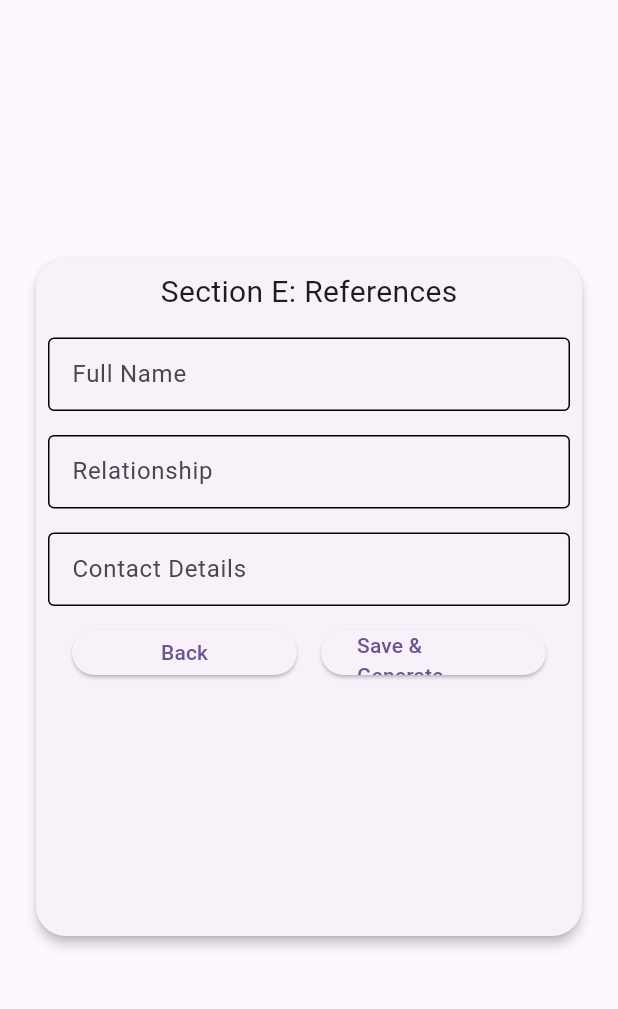
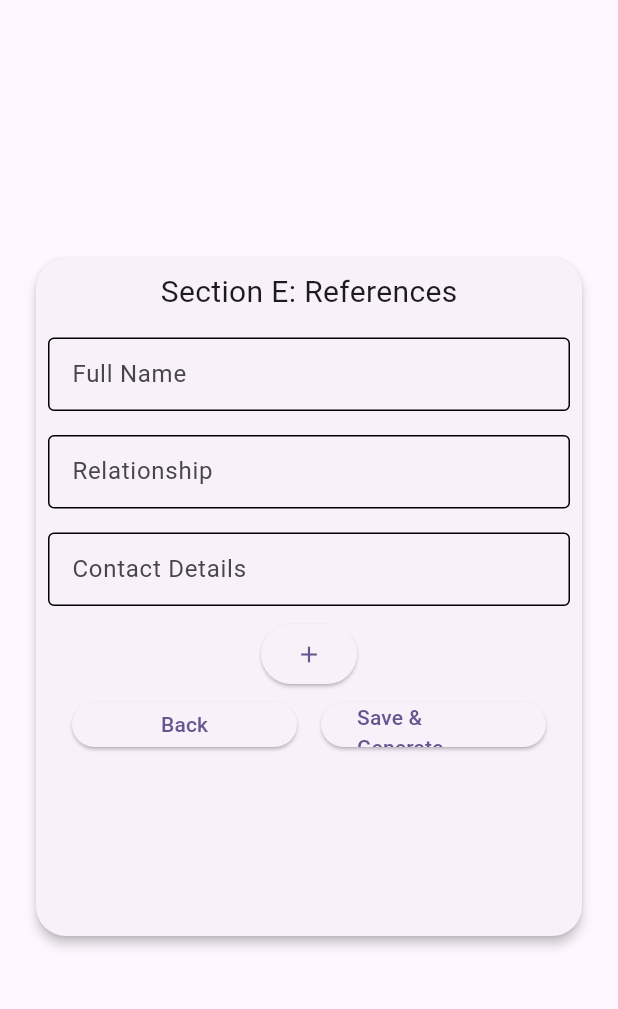
Before and after one commit to COS301-SE-2023/AI-CV-Generator, a Flutter app: the ReferencesForm screen opened directly, on a phone screen of 412 x 824 dp, the part 63-1072 px from its top. Run offline on Flutter 3.47's test engine with Material 2 defaults, Android fonts, the phone set to English and light mode, and no system bars.

Commit message:
Update references.dart

```diff
--- a/fe/lib/pages/references.dart
+++ b/fe/lib/pages/references.dart
@@ -85,6 +85,7 @@ class _ReferencesFormState extends State<ReferencesForm> {
             _buildFullNameField(),
             _buildRelationshipField(),
             _buildContactDetailsField(),
+            _buildAddButton(),
             Row(
               mainAxisAlignment: MainAxisAlignment.center,
               children: <Widget> [
@@ -165,6 +166,19 @@ class _ReferencesFormState extends State<ReferencesForm> {
     );
   }
 
+  Widget _buildAddButton() {
+    return ElevatedButton(
+        onPressed: () {
+            _submitAdd();
+          },
+          style: ElevatedButton.styleFrom(
+            shape: const StadiumBorder(),
+            padding: const EdgeInsets.all(10.0),
+          ),
+          child: const Icon(Icons.add),
+      );
+  }
+
 
   Widget _buildBackButton() {
     return SizedBox(
@@ -193,6 +207,10 @@ class _ReferencesFormState extends State<ReferencesForm> {
 
   }
 
+  void _submitAdd() {
+    //
+  }
+
   void _submitBack() {
     Navigator.push(
       context,
```
